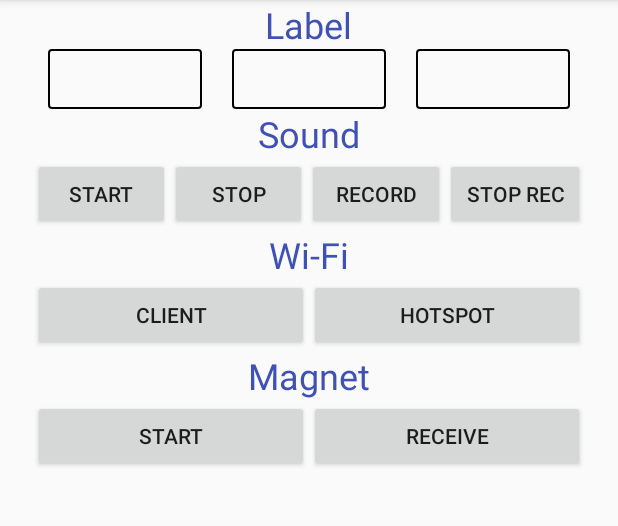
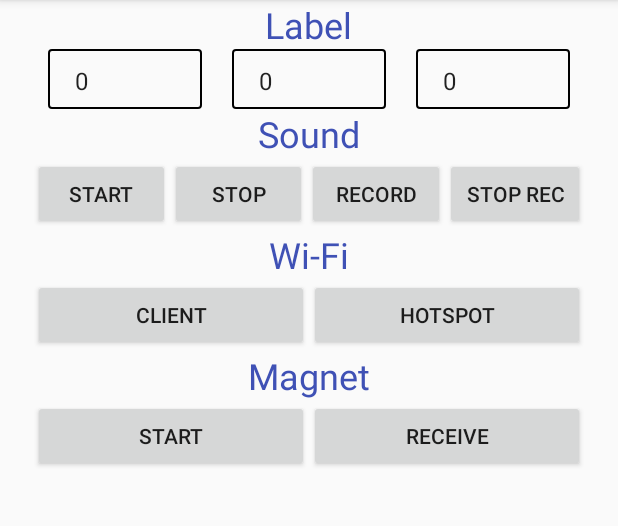
Before and after one commit to deCodeIt/smart-bin-app, an Android app: the screen it shows after launch (MainActivity), on a phone screen of 412 x 824 dp, the part 84-610 px from its top. Run offline under Robolectric (Android 15) with nearby library versions, the phone set to English and light mode, and no system bars.

Commit message:
Modified Layout: Added Percentage values as Arrays

```diff
--- a/app/src/main/res/values/strings.xml
+++ b/app/src/main/res/values/strings.xml
@@ -1,4 +1,22 @@
 <resources>
     <string name="app_name">SmartBin</string>
     <string name="network_down">N/A</string>
+
+    <string name="label_prompt_paper_clothes">Paper/Clothes</string>
+    <string name="label_prompt_water">Water</string>
+    <string name="label_prompt_metal">Metal</string>
+
+    <string-array name="percentage">
+        <item>0</item>
+        <item>10</item>
+        <item>20</item>
+        <item>30</item>
+        <item>40</item>
+        <item>50</item>
+        <item>60</item>
+        <item>70</item>
+        <item>80</item>
+        <item>90</item>
+        <item>100</item>
+    </string-array>
 </resources>
```
